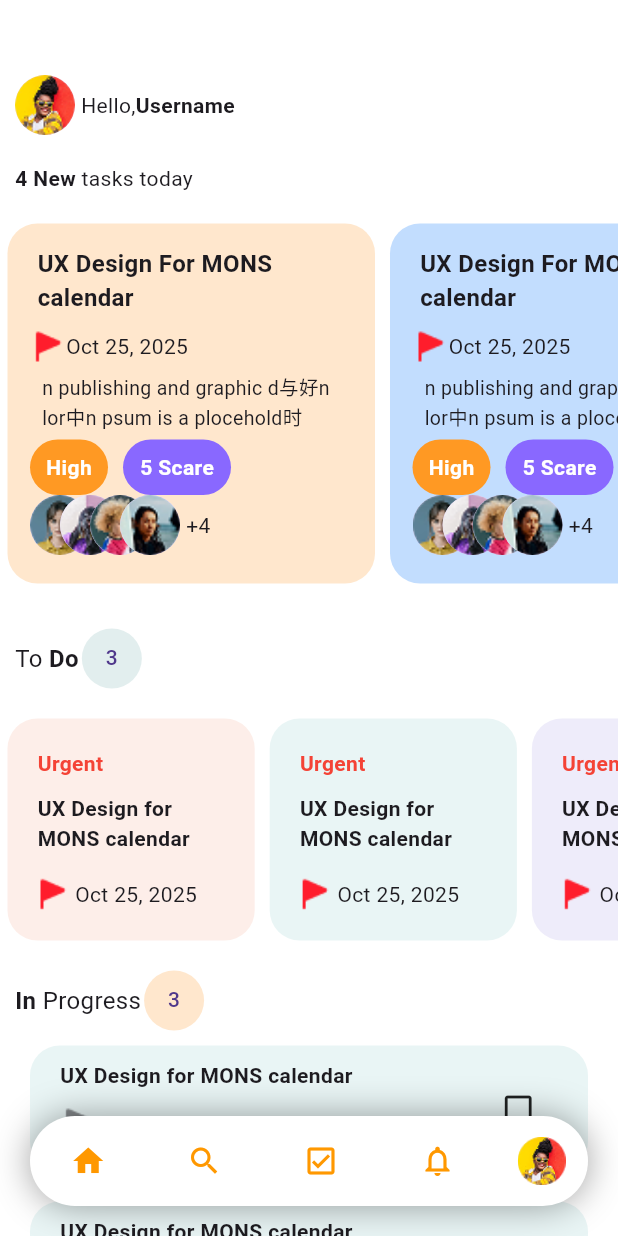
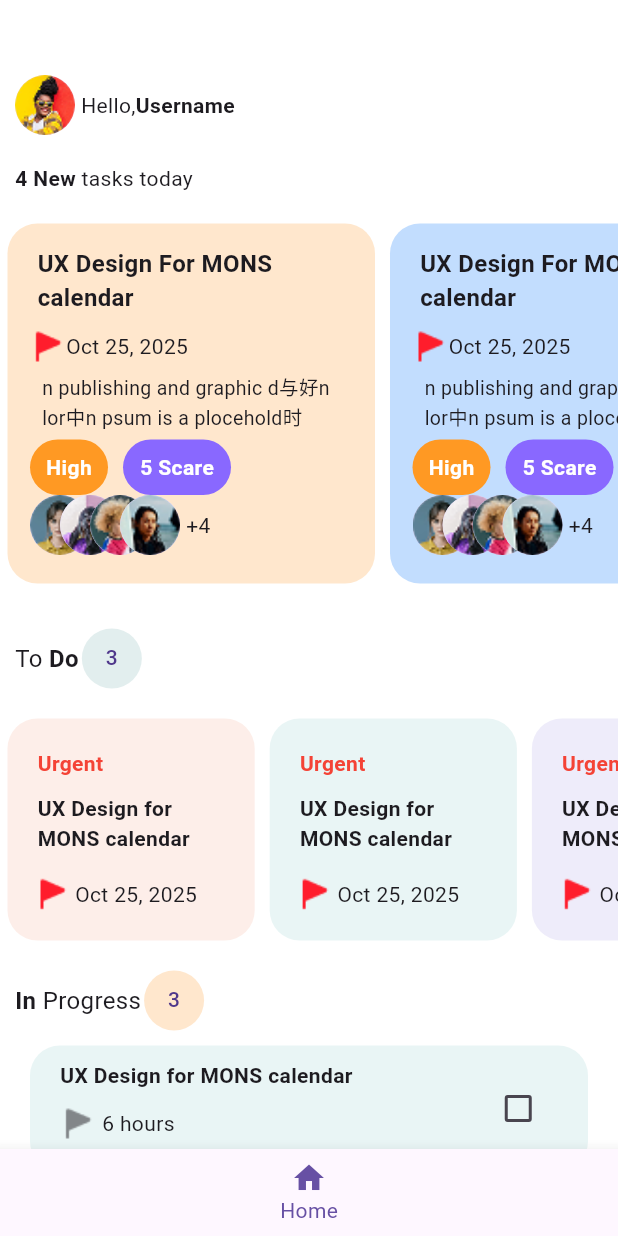
Before and after one commit to YusufBerkez/calendar_date_app, a Flutter app: the screen it shows after launch, on a phone screen of 412 x 824 dp. Run offline on Flutter 3.47's test engine with Material 3 defaults, Android fonts, the phone set to English and light mode, and no system bars.

Commit message:
checkboxa donduruldu row big card kısmı

```diff
--- a/calendar_app/lib/views/homepage/home_page.dart
+++ b/calendar_app/lib/views/homepage/home_page.dart
@@ -79,7 +79,7 @@ class _HomePageState extends State<HomePage> {
 
               //UX Design For Mons Calendar Kısmı
               SizedBox(
-                height: 280,
+                height: 280, //Cardın yüksekliği
 
                 child: ListView(
                   scrollDirection: Axis.horizontal,
@@ -193,62 +193,78 @@ class _HomePageState extends State<HomePage> {
       //     ),
       //   ),
       // ),
-      bottomNavigationBar: Padding(
-        padding: const EdgeInsets.only(bottom: 20, left: 20, right: 20),
-        child: Container(
-          height: 60,
-          decoration: BoxDecoration(
-            borderRadius: BorderRadius.circular(40),
-            color: Colors.white,
-            boxShadow: [BoxShadow(blurRadius: 20, color: Colors.black38)],
-          ),
-          child: Row(
-            mainAxisAlignment: MainAxisAlignment.spaceAround,
-            children: [
-              IconButton(
-                onPressed: () {
-                  setState(() {
-                    selectedHome=true;
-                    selected_search=false;
-                  });
-                },
-                icon: Icon(Icons.home, color: Colors.orange),
-              ),
-              IconButton(
-                onPressed: () {
-                  Navigator.push(
-                    context,
-                    MaterialPageRoute(builder: (context) => SecondPage()),
-                  );
-                },
-                icon: Icon(Icons.search, color: Colors.orange),
-              ),
-              IconButton(
-                onPressed: () {
-                  selectedHome=false;
-                    selected_search=true;
-                  Navigator.push(
-                    context,
-                    MaterialPageRoute(builder: (context) => Thirdpage()),
-                  );
-                },
-                icon: Icon(Icons.check_box_outlined, color: Colors.orange),
-              ),
-              IconButton(
-                onPressed: () {},
-                icon: Icon(
-                  Icons.notifications_none_outlined,
-                  color: Colors.orange,
-                ),
-              ),
-              CircleAvatar(
-                radius: 16,
-                child: Image.asset("images/userellipse.png"),
-              ),
-            ],
-          ),
-        ),
-      ),
+
+      // bottomNavigationBar: Padding(
+      //   padding: const EdgeInsets.only(bottom: 20, left: 20, right: 20),
+      //   child: Container(
+      //     height: 60,
+      //     decoration: BoxDecoration(
+      //       borderRadius: BorderRadius.circular(40),
+      //       color: Colors.white,
+      //       boxShadow: [BoxShadow(blurRadius: 20, color: Colors.black38)],
+      //     ),
+      //     child: Row(
+      //       mainAxisAlignment: MainAxisAlignment.spaceAround,
+      //       children: [
+      //         IconButton(
+      //           onPressed: () {
+      //             setState(() {
+      //               selectedHome=true;
+      //               selected_search=false;
+      //             });
+      //           },
+      //           icon: Icon(Icons.home, color: Colors.orange),
+      //         ),
+      //         IconButton(
+      //           onPressed: () {
+      //             Navigator.push(
+      //               context,
+      //               MaterialPageRoute(builder: (context) => SecondPage()),
+      //             );
+      //           },
+      //           icon: Icon(Icons.search, color: Colors.orange),
+      //         ),
+      //         IconButton(
+      //           onPressed: () {
+      //             selectedHome=false;
+      //               selected_search=true;
+      //             Navigator.push(
+      //               context,
+      //               MaterialPageRoute(builder: (context) => Thirdpage()),
+      //             );
+      //           },
+      //           icon: Icon(Icons.check_box_outlined, color: Colors.orange),
+      //         ),
+      //         IconButton(
+      //           onPressed: () {},
+      //           icon: Icon(
+      //             Icons.notifications_none_outlined,
+      //             color: Colors.orange,
+      //           ),
+      //         ),
+      //         CircleAvatar(
+      //           radius: 16,
+      //           child: Image.asset("images/userellipse.png"),
+      //         ),
+      //       ],
+      //     ),
+      //   ),
+      // ),
+
+
+
+bottomNavigationBar: BottomNavigationBar(
+
+  currentIndex: selectedIndex,
+  items: [
+  BottomNavigationBarItem(
+
+    icon: Icon(Icons.home), label: "Home",
+
+
+  )
+]),
+
     );
   }
 }
--- a/calendar_app/lib/views/homepage/row_big_card.dart
+++ b/calendar_app/lib/views/homepage/row_big_card.dart
@@ -9,6 +9,7 @@ class RowBigCard extends StatefulWidget {
 }
 
 class _RowBigCardState extends State<RowBigCard> {
+
   bool checkboxValue = false;
   @override
   Widget build(BuildContext context) {
@@ -63,9 +64,12 @@ class _RowBigCardState extends State<RowBigCard> {
                   ),
                   Expanded(
                     flex: 1,
-                    child: Column(
-                      children: [Icon(Icons.check_box_outline_blank)],
-                    ),
+                    child: Checkbox(value: (checkboxValue), onChanged: (gelenValue){
+
+                      setState(() {
+                        checkboxValue=gelenValue!;
+                      });
+                    })
                   ),
                 ],
               ),
--- a/calendar_app/lib/views/thirdpage/thirdpage.dart
+++ b/calendar_app/lib/views/thirdpage/thirdpage.dart
@@ -214,6 +214,7 @@ class _ThirdpageState extends State<Thirdpage> {
                             mainAxisAlignment: MainAxisAlignment.start,
                             children: [
                               Container(
+                                color: Colors.amber,
                                 height: 63.5,
                                 width: 48,
                                 child: Column(
@@ -232,8 +233,7 @@ class _ThirdpageState extends State<Thirdpage> {
                                         left: 15.0,
                                       ),
                                       child: Row(
-                                        crossAxisAlignment:
-                                            CrossAxisAlignment.center,
+
                                         children: [
                                           Icon(
                                             Icons.circle,
```
